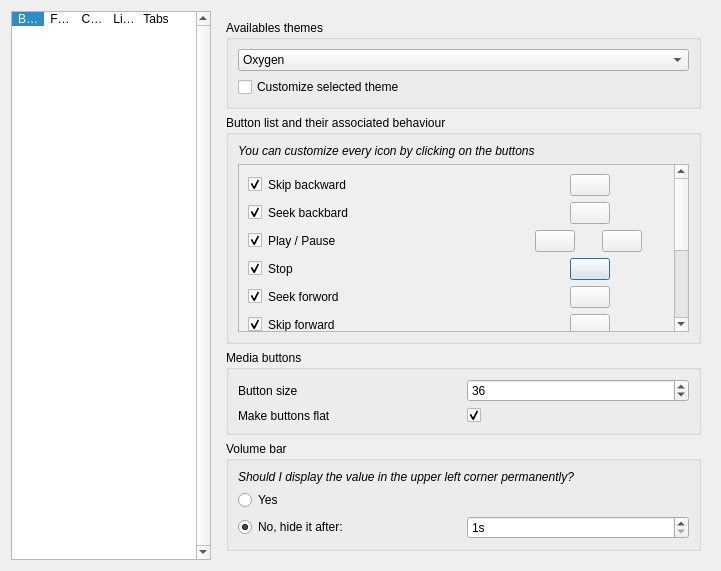
This is code/MiamPlayer/customizetheme.ui in MBach/Miam-Player as Qt 5 draws it before an edit. The edited form follows.
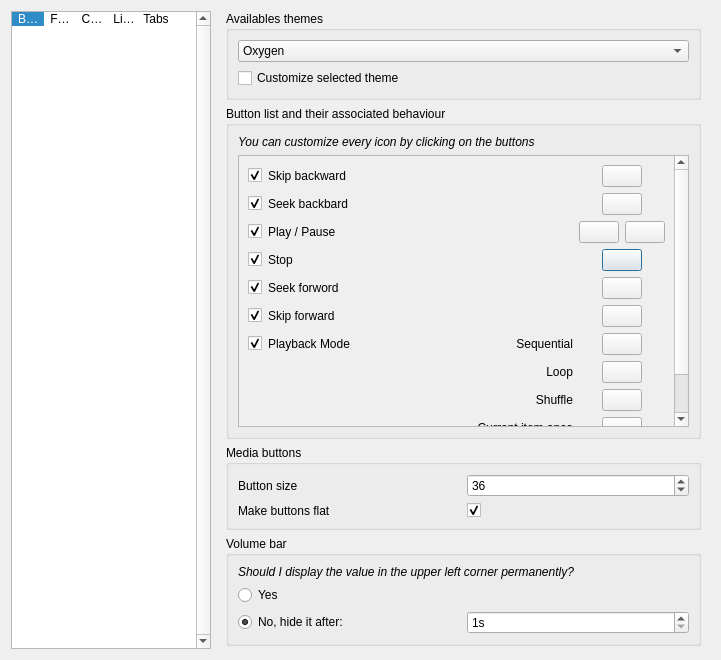
This is the edited form. Icons and pictures are not drawn. Custom widgets are drawn as their Qt base class.

The edit to the form file:
```diff
--- a/code/MiamPlayer/customizetheme.ui
+++ b/code/MiamPlayer/customizetheme.ui
@@ -7,7 +7,7 @@
     <x>0</x>
     <y>0</y>
     <width>721</width>
-    <height>571</height>
+    <height>660</height>
    </rect>
   </property>
   <property name="windowTitle">
@@ -150,7 +150,13 @@
       <number>0</number>
      </property>
      <widget class="QWidget" name="buttonsPage">
-      <layout class="QVBoxLayout" name="verticalLayout">
+      <layout class="QVBoxLayout" name="verticalLayout" stretch="0,100,0,0,1">
+       <property name="topMargin">
+        <number>0</number>
+       </property>
+       <property name="bottomMargin">
+        <number>0</number>
+       </property>
        <item>
         <widget class="QGroupBox" name="buttonThemeBox">
          <property name="title">
@@ -233,6 +239,12 @@
          <layout class="QVBoxLayout" name="verticalLayout_5">
           <item>
            <widget class="QLabel" name="customizeIconsLabel">
+            <property name="sizePolicy">
+             <sizepolicy hsizetype="Preferred" vsizetype="Fixed">
+              <horstretch>0</horstretch>
+              <verstretch>0</verstretch>
+             </sizepolicy>
+            </property>
             <property name="font">
              <font>
               <italic>true</italic>
@@ -245,6 +257,18 @@
           </item>
           <item>
            <widget class="QScrollArea" name="customizeButtonsScrollArea">
+            <property name="sizePolicy">
+             <sizepolicy hsizetype="Expanding" vsizetype="Expanding">
+              <horstretch>0</horstretch>
+              <verstretch>0</verstretch>
+             </sizepolicy>
+            </property>
+            <property name="maximumSize">
+             <size>
+              <width>16777215</width>
+              <height>590</height>
+             </size>
+            </property>
             <property name="widgetResizable">
              <bool>true</bool>
             </property>
@@ -276,6 +300,12 @@
               </item>
               <item row="4" column="1">
                <widget class="QLabel" name="stopLabel">
+                <property name="sizePolicy">
+                 <sizepolicy hsizetype="Preferred" vsizetype="Fixed">
+                  <horstretch>0</horstretch>
+                  <verstretch>0</verstretch>
+                 </sizepolicy>
+                </property>
                 <property name="text">
                  <string>Stop</string>
                 </property>
@@ -283,19 +313,6 @@
               </item>
               <item row="4" column="5">
                <layout class="QHBoxLayout" name="hl_stop">
-                <item>
-                 <spacer name="hs_left_stop">
-                  <property name="orientation">
-                   <enum>Qt::Horizontal</enum>
-                  </property>
-                  <property name="sizeHint" stdset="0">
-                   <size>
-                    <width>40</width>
-                    <height>20</height>
-                   </size>
-                  </property>
-                 </spacer>
-                </item>
                 <item>
                  <widget class="QPushButton" name="stop">
                   <property name="sizePolicy">
@@ -319,19 +336,6 @@
                   </property>
                  </widget>
                 </item>
-                <item>
-                 <spacer name="hs_right_stop">
-                  <property name="orientation">
-                   <enum>Qt::Horizontal</enum>
-                  </property>
-                  <property name="sizeHint" stdset="0">
-                   <size>
-                    <width>40</width>
-                    <height>20</height>
-                   </size>
-                  </property>
-                 </spacer>
-                </item>
                </layout>
               </item>
               <item row="3" column="0">
@@ -368,19 +372,6 @@
               </item>
               <item row="6" column="5">
                <layout class="QHBoxLayout" name="hl_skipF">
-                <item>
-                 <spacer name="hs_left_skipF">
-                  <property name="orientation">
-                   <enum>Qt::Horizontal</enum>
-                  </property>
-                  <property name="sizeHint" stdset="0">
-                   <size>
-                    <width>40</width>
-                    <height>20</height>
-                   </size>
-                  </property>
-                 </spacer>
-                </item>
                 <item>
                  <widget class="QPushButton" name="skipForward">
                   <property name="sizePolicy">
@@ -404,36 +395,10 @@
                   </property>
                  </widget>
                 </item>
-                <item>
-                 <spacer name="hs_right_seekF_2">
-                  <property name="orientation">
-                   <enum>Qt::Horizontal</enum>
-                  </property>
-                  <property name="sizeHint" stdset="0">
-                   <size>
-                    <width>40</width>
-                    <height>20</height>
-                   </size>
-                  </property>
-                 </spacer>
-                </item>
                </layout>
               </item>
               <item row="5" column="5">
                <layout class="QHBoxLayout" name="hl_seekF">
-                <item>
-                 <spacer name="hs_left_seekF">
-                  <property name="orientation">
-                   <enum>Qt::Horizontal</enum>
-                  </property>
-                  <property name="sizeHint" stdset="0">
-                   <size>
-                    <width>40</width>
-                    <height>20</height>
-                   </size>
-                  </property>
-                 </spacer>
-                </item>
                 <item>
                  <widget class="QPushButton" name="seekForward">
                   <property name="sizePolicy">
@@ -457,36 +422,10 @@
                   </property>
                  </widget>
                 </item>
-                <item>
-                 <spacer name="hs_right_seekF">
-                  <property name="orientation">
-                   <enum>Qt::Horizontal</enum>
-                  </property>
-                  <property name="sizeHint" stdset="0">
-                   <size>
-                    <width>40</width>
-                    <height>20</height>
-                   </size>
-                  </property>
-                 </spacer>
-                </item>
                </layout>
               </item>
               <item row="2" column="5">
                <layout class="QHBoxLayout" name="hl_seekB">
-                <item>
-                 <spacer name="hs_left_seekB">
-                  <property name="orientation">
-                   <enum>Qt::Horizontal</enum>
-                  </property>
-                  <property name="sizeHint" stdset="0">
-                   <size>
-                    <width>40</width>
-                    <height>20</height>
-                   </size>
-                  </property>
-                 </spacer>
-                </item>
                 <item>
                  <widget class="QPushButton" name="seekBackward">
                   <property name="sizePolicy">
@@ -510,19 +449,6 @@
                   </property>
                  </widget>
                 </item>
-                <item>
-                 <spacer name="hs_right_seekB">
-                  <property name="orientation">
-                   <enum>Qt::Horizontal</enum>
-                  </property>
-                  <property name="sizeHint" stdset="0">
-                   <size>
-                    <width>40</width>
-                    <height>20</height>
-                   </size>
-                  </property>
-                 </spacer>
-                </item>
                </layout>
               </item>
               <item row="6" column="0">
@@ -544,7 +470,7 @@
               <item row="0" column="1">
                <widget class="QLabel" name="skipBackwardLabel">
                 <property name="sizePolicy">
-                 <sizepolicy hsizetype="Preferred" vsizetype="Preferred">
+                 <sizepolicy hsizetype="Preferred" vsizetype="Fixed">
                   <horstretch>0</horstretch>
                   <verstretch>0</verstretch>
                  </sizepolicy>
@@ -556,6 +482,12 @@
               </item>
               <item row="5" column="1">
                <widget class="QLabel" name="seekForwardLabel">
+                <property name="sizePolicy">
+                 <sizepolicy hsizetype="Preferred" vsizetype="Fixed">
+                  <horstretch>0</horstretch>
+                  <verstretch>0</verstretch>
+                 </sizepolicy>
+                </property>
                 <property name="text">
                  <string>Seek forword</string>
                 </property>
@@ -563,19 +495,6 @@
               </item>
               <item row="0" column="5">
                <layout class="QHBoxLayout" name="hl_skipB">
-                <item>
-                 <spacer name="hs_left_skipB">
-                  <property name="orientation">
-                   <enum>Qt::Horizontal</enum>
-                  </property>
-                  <property name="sizeHint" stdset="0">
-                   <size>
-                    <width>40</width>
-                    <height>20</height>
-                   </size>
-                  </property>
-                 </spacer>
-                </item>
                 <item>
                  <widget class="QPushButton" name="skipBackward">
                   <property name="sizePolicy">
@@ -599,19 +518,6 @@
                   </property>
                  </widget>
                 </item>
-                <item>
-                 <spacer name="hs_right_skipB">
-                  <property name="orientation">
-                   <enum>Qt::Horizontal</enum>
-                  </property>
-                  <property name="sizeHint" stdset="0">
-                   <size>
-                    <width>40</width>
-                    <height>20</height>
-                   </size>
-                  </property>
-                 </spacer>
-                </item>
                </layout>
               </item>
               <item row="2" column="0">
@@ -645,6 +551,12 @@
               </item>
               <item row="3" column="1">
                <widget class="QLabel" name="playLabel">
+                <property name="sizePolicy">
+                 <sizepolicy hsizetype="Preferred" vsizetype="Fixed">
+                  <horstretch>0</horstretch>
+                  <verstretch>0</verstretch>
+                 </sizepolicy>
+                </property>
                 <property name="text">
                  <string>Play / Pause</string>
                 </property>
@@ -718,6 +630,12 @@
               </item>
               <item row="6" column="1">
                <widget class="QLabel" name="skipForwardLabel">
+                <property name="sizePolicy">
+                 <sizepolicy hsizetype="Preferred" vsizetype="Fixed">
+                  <horstretch>0</horstretch>
+                  <verstretch>0</verstretch>
+                 </sizepolicy>
+                </property>
                 <property name="text">
                  <string>Skip forward</string>
                 </property>
@@ -752,6 +670,12 @@
               </item>
               <item row="2" column="1">
                <widget class="QLabel" name="seekBackwardLabel">
+                <property name="sizePolicy">
+                 <sizepolicy hsizetype="Preferred" vsizetype="Fixed">
+                  <horstretch>0</horstretch>
+                  <verstretch>0</verstretch>
+                 </sizepolicy>
+                </property>
                 <property name="text">
                  <string>Seek backbard</string>
                 </property>
@@ -786,6 +710,12 @@
               </item>
               <item row="9" column="2">
                <widget class="QLabel" name="loopLabel">
+                <property name="sizePolicy">
+                 <sizepolicy hsizetype="Preferred" vsizetype="Fixed">
+                  <horstretch>0</horstretch>
+                  <verstretch>0</verstretch>
+                 </sizepolicy>
+                </property>
                 <property name="text">
                  <string>Loop</string>
                 </property>
@@ -850,6 +780,12 @@
               </item>
               <item row="8" column="1">
                <widget class="QLabel" name="playbackModeLabel">
+                <property name="sizePolicy">
+                 <sizepolicy hsizetype="Preferred" vsizetype="Fixed">
+                  <horstretch>0</horstretch>
+                  <verstretch>0</verstretch>
+                 </sizepolicy>
+                </property>
                 <property name="text">
                  <string>Playback Mode</string>
                 </property>
@@ -873,6 +809,12 @@
               </item>
               <item row="8" column="2">
                <widget class="QLabel" name="sequentialLabel">
+                <property name="sizePolicy">
+                 <sizepolicy hsizetype="Preferred" vsizetype="Fixed">
+                  <horstretch>0</horstretch>
+                  <verstretch>0</verstretch>
+                 </sizepolicy>
+                </property>
                 <property name="text">
                  <string>Sequential</string>
                 </property>
@@ -883,6 +825,12 @@
               </item>
               <item row="11" column="2">
                <widget class="QLabel" name="itemOnceLabel">
+                <property name="sizePolicy">
+                 <sizepolicy hsizetype="Preferred" vsizetype="Fixed">
+                  <horstretch>0</horstretch>
+                  <verstretch>0</verstretch>
+                 </sizepolicy>
+                </property>
                 <property name="text">
                  <string>Current item once</string>
                 </property>
@@ -903,6 +851,12 @@
               </item>
               <item row="10" column="2">
                <widget class="QLabel" name="shuffleLabel">
+                <property name="sizePolicy">
+                 <sizepolicy hsizetype="Preferred" vsizetype="Fixed">
+                  <horstretch>0</horstretch>
+                  <verstretch>0</verstretch>
+                 </sizepolicy>
+                </property>
                 <property name="text">
                  <string>Shuffle</string>
                 </property>
@@ -1057,6 +1011,9 @@
          <property name="orientation">
           <enum>Qt::Vertical</enum>
          </property>
+         <property name="sizeType">
+          <enum>QSizePolicy::MinimumExpanding</enum>
+         </property>
          <property name="sizeHint" stdset="0">
           <size>
            <width>0</width>
```
Left out of the diff: 332 changed lines with no effect on the pictures.
